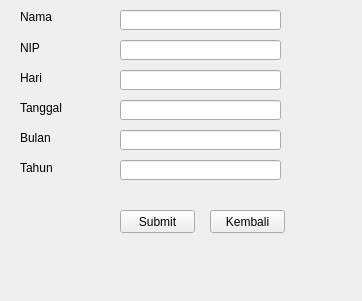
Old version of the form masuk.ui in the repository christianbyu/Python-simple-absent-apps-with-pyqt5.
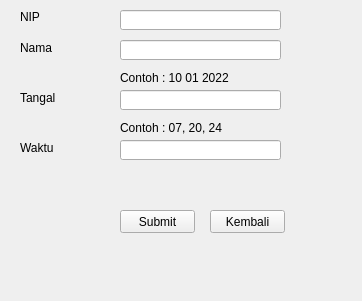
New version of the form.

Commit message: Update UI and query insert to db

```diff
--- a/masuk.ui
+++ b/masuk.ui
@@ -49,22 +49,22 @@
     </rect>
    </property>
    <property name="text">
-    <string>Nama</string>
-   </property>
-  </widget>
-  <widget class="QLabel" name="label_4">
-   <property name="geometry">
-    <rect>
-     <x>20</x>
-     <y>40</y>
-     <width>81</width>
-     <height>16</height>
-    </rect>
-   </property>
-   <property name="text">
     <string>NIP</string>
    </property>
   </widget>
+  <widget class="QLabel" name="label_4">
+   <property name="geometry">
+    <rect>
+     <x>20</x>
+     <y>40</y>
+     <width>81</width>
+     <height>16</height>
+    </rect>
+   </property>
+   <property name="text">
+    <string>Nama</string>
+   </property>
+  </widget>
   <widget class="QPushButton" name="MKembali">
    <property name="geometry">
     <rect>
@@ -95,7 +95,7 @@
    <property name="geometry">
     <rect>
      <x>120</x>
-     <y>70</y>
+     <y>90</y>
      <width>161</width>
      <height>20</height>
     </rect>
@@ -108,46 +108,33 @@
    <property name="geometry">
     <rect>
      <x>20</x>
-     <y>70</y>
+     <y>90</y>
      <width>81</width>
      <height>16</height>
     </rect>
    </property>
    <property name="text">
-    <string>Hari</string>
+    <string>Tangal</string>
    </property>
   </widget>
   <widget class="QLabel" name="label_6">
    <property name="geometry">
     <rect>
      <x>20</x>
-     <y>100</y>
+     <y>140</y>
      <width>81</width>
      <height>16</height>
     </rect>
    </property>
    <property name="text">
-    <string>Tanggal</string>
+    <string>Waktu</string>
    </property>
   </widget>
   <widget class="QLineEdit" name="lineEdit_6">
    <property name="geometry">
     <rect>
      <x>120</x>
-     <y>100</y>
-     <width>161</width>
-     <height>20</height>
-    </rect>
-   </property>
-   <property name="text">
-    <string/>
-   </property>
-  </widget>
-  <widget class="QLineEdit" name="lineEdit_7">
-   <property name="geometry">
-    <rect>
-     <x>120</x>
-     <y>130</y>
+     <y>140</y>
      <width>161</width>
      <height>20</height>
     </rect>
@@ -159,40 +146,27 @@
   <widget class="QLabel" name="label_7">
    <property name="geometry">
     <rect>
-     <x>20</x>
-     <y>130</y>
-     <width>81</width>
-     <height>16</height>
-    </rect>
-   </property>
-   <property name="text">
-    <string>Bulan</string>
-   </property>
-  </widget>
-  <widget class="QLineEdit" name="lineEdit_8">
-   <property name="geometry">
-    <rect>
      <x>120</x>
-     <y>160</y>
-     <width>161</width>
-     <height>20</height>
+     <y>70</y>
+     <width>151</width>
+     <height>16</height>
     </rect>
    </property>
    <property name="text">
-    <string/>
+    <string>Contoh : 10 01 2022</string>
    </property>
   </widget>
   <widget class="QLabel" name="label_8">
    <property name="geometry">
     <rect>
-     <x>20</x>
-     <y>160</y>
-     <width>81</width>
+     <x>120</x>
+     <y>120</y>
+     <width>151</width>
      <height>16</height>
     </rect>
    </property>
    <property name="text">
-    <string>Tahun</string>
+    <string>Contoh : 07, 20, 24</string>
    </property>
   </widget>
  </widget>
```
Left out of the diff: 8 changed lines with no effect on the pictures. The commit also changes 4 other files.
